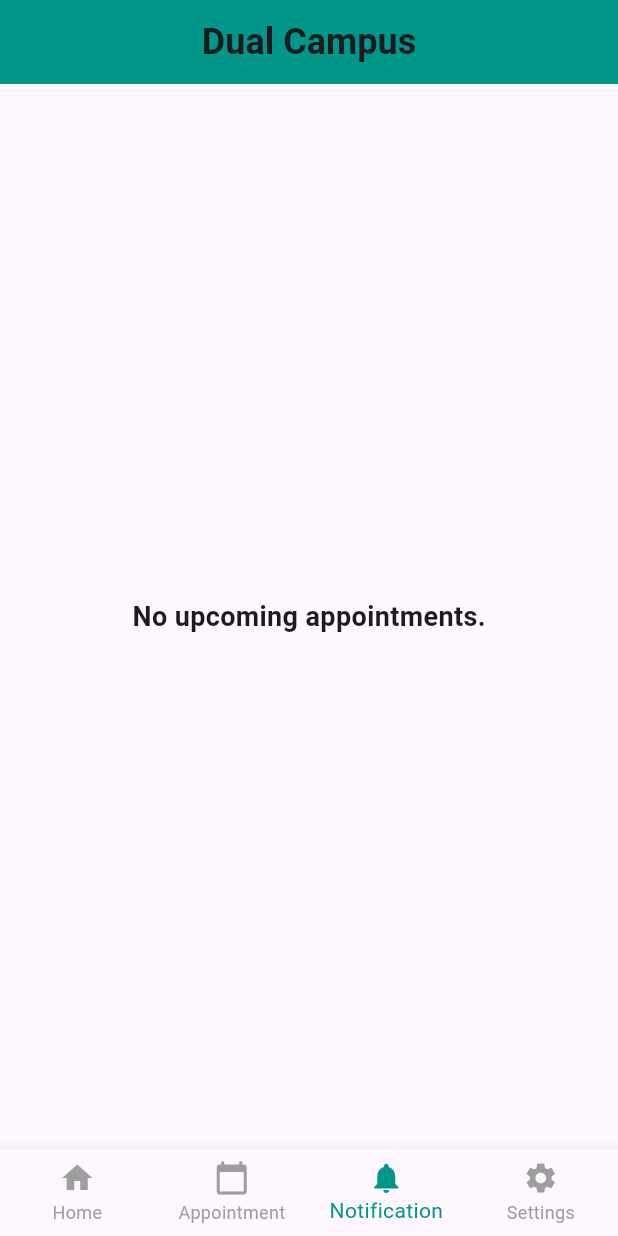
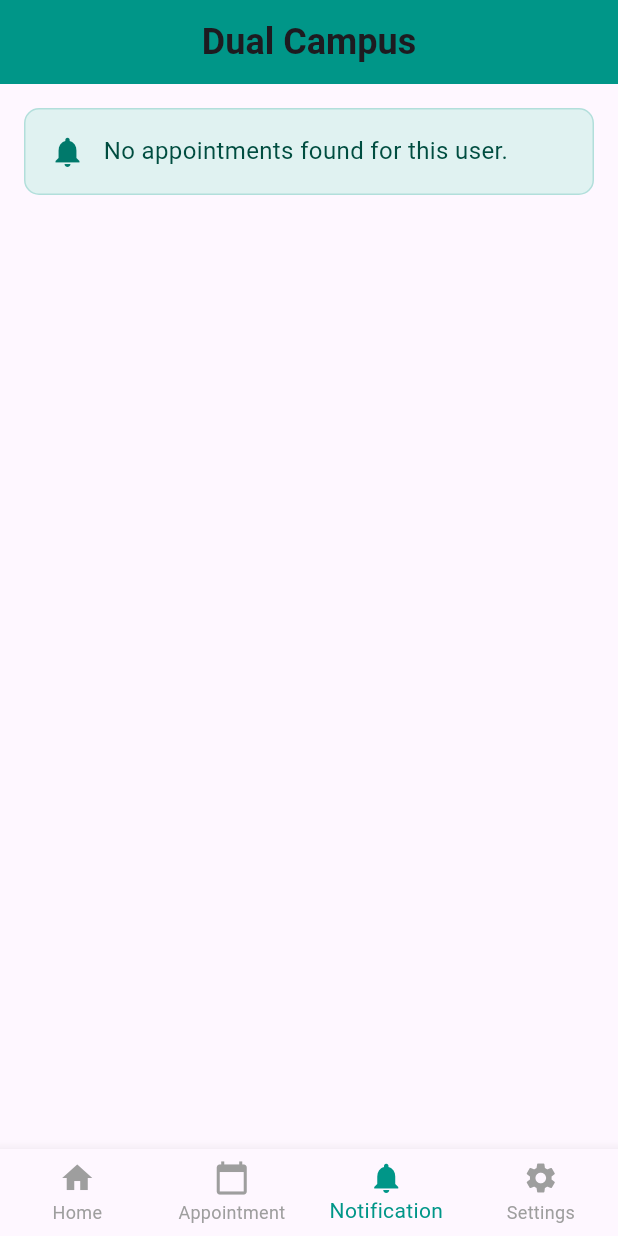
Before and after one commit to warsena/appointmentpractice, a Flutter app: the Homepage screen opened directly, item 3 of the bottom bar chosen, on a phone screen of 412 x 824 dp. Run offline on Flutter 3.47's test engine with Material 3 defaults, Android fonts, the phone set to English and light mode, and no system bars; our stand-ins replace cloud_firestore, firebase_auth, firebase_core; accounts and stored records are empty.

Commit message:
notification done

```diff
--- a/lib/Profile/setting.dart
+++ b/lib/Profile/setting.dart
@@ -167,7 +167,7 @@ void _showLogoutConfirmationDialog(BuildContext context) {
             child: const Text(
               'Log Out',
               style: TextStyle(
-                color: Colors.white, // Black text color
+                color: Colors.black, // Black text color
               ),
             ),
           ),
--- a/lib/UserHomepage/homepage.dart
+++ b/lib/UserHomepage/homepage.dart
@@ -9,6 +9,7 @@ import '../Appointment/appointmentpekan.dart';
 import 'package:appointmentpractice/Appointment/rescheduleappointment.dart';
 import 'package:appointmentpractice/Profile/setting.dart';
 import 'package:appointmentpractice/Reminder/setreminder.dart';
+import 'dart:async';
 
 class Homepage extends StatefulWidget {
   const Homepage({super.key});
@@ -20,6 +21,7 @@ class Homepage extends StatefulWidget {
 class _HomepageState extends State<Homepage> {
   int _selectedIndex = 0;
   String? notificationMessage;
+  StreamSubscription? appointmentSubscription;
 
   void _onItemTapped(int index) {
     setState(() {
@@ -35,8 +37,7 @@ class _HomepageState extends State<Homepage> {
         return const AppointmentPage();
       case 2:
         return NotificationPage(
-          message: notificationMessage,
-        );
+            notificationMessage: notificationMessage ?? 'No Notifications Yet');
       case 3:
         return const Setting();
       default:
@@ -87,59 +88,145 @@ class _HomepageState extends State<Homepage> {
     );
   }
 
-  // Fetch appointment details and show in notification
-  Future<void> _getNotificationDetails() async {
+ void startAppointmentListener() {
   final currentUser = FirebaseAuth.instance.currentUser;
+
   if (currentUser != null) {
-      final snapshot = await FirebaseFirestore.instance
+    // Set up a real-time listener for the user's appointments
+    appointmentSubscription = FirebaseFirestore.instance
         .collection('Appointment')
         .where('User_ID', isEqualTo: currentUser.uid)
-          .where('Appointment_Date', isGreaterThanOrEqualTo: DateTime.now())
-          .orderBy('Appointment_Date')
-          .get();
+        .snapshots()
+        .listen((querySnapshot) {
+      if (querySnapshot.docs.isNotEmpty) {
+        // Build a message for all appointments
+        String message = '';
+        for (var doc in querySnapshot.docs) {
+          final appointmentData = doc.data();
+          final appointmentDate = appointmentData['Appointment_Date'];
+          final appointmentTime = appointmentData['Appointment_Time'];
 
-      if (snapshot.docs.isNotEmpty) {
-      final appointment = snapshot.docs.first.data() as Map<String, dynamic>;
+          if (appointmentDate != null && appointmentTime != null) {
+            final date = DateTime.parse(appointmentDate);
+            final formattedDate = DateFormat('d MMM yyyy').format(date);
+            message +=
+                "You have an appointment on $formattedDate at $appointmentTime.\n";
+          } else {
+            message += "An appointment has incomplete details.\n";
+          }
+        }
 
-      // Ensure Appointment_Date is a Timestamp and convert it to DateTime
-      final appointmentDate = appointment['Appointment_Date'];
-      final appointmentTime = appointment['Appointment_Time'];
-
-      // Check if date and time are available
-      if (appointmentDate != null && appointmentTime != null) {
-        // Format the date properly using DateFormat
-        final formattedDate = DateFormat('yyyy-MM-dd').format(appointmentDate.toDate());
-
-        // Update the notification message
         setState(() {
-          notificationMessage =
-              'You have an appointment on $formattedDate at $appointmentTime';
+          notificationMessage = message.trim();
         });
       } else {
         setState(() {
-          notificationMessage = 'Appointment details are missing.';
+          notificationMessage = "No appointments found for this user.";
         });
       }
-    } else {
+    }, onError: (error) {
+      print("Error in listener: $error");
       setState(() {
-        notificationMessage = 'No upcoming appointments found.';
+        notificationMessage = "Error retrieving appointment details: $error";
+      });
     });
   }
 }
+
+
+  @override
+  void initState() {
+    super.initState();
+    startAppointmentListener();
   }
 }
 
-class NotificationPage extends StatelessWidget {
-  final String? message;
 
-  const NotificationPage({Key? key, this.message}) : super(key: key);
+class NotificationPage extends StatefulWidget {
+  final String notificationMessage;
+
+  const NotificationPage({Key? key, required this.notificationMessage}) : super(key: key);
+
+  @override
+  _NotificationPageState createState() => _NotificationPageState();
+}
+
+class _NotificationPageState extends State<NotificationPage> {
+  List<String> _parseMessages() {
+    return widget.notificationMessage
+        .split('\n')
+        .where((message) => message.isNotEmpty)
+        .toList();
+  }
 
   @override
   Widget build(BuildContext context) {
-    return Center(
+    final messages = _parseMessages();
+
+        return Scaffold(
+      body: SafeArea(
+        child: Padding(
+          padding: const EdgeInsets.only(top: 16.0), // Space from top of screen
+          child: Column(
+            crossAxisAlignment: CrossAxisAlignment.start,
+            children: [
+              Expanded(
+                child: messages.isNotEmpty
+                    ? ListView.separated(
+                        padding: const EdgeInsets.symmetric(horizontal: 16),
+                        itemCount: messages.length,
+                        separatorBuilder: (context, index) => const SizedBox(height: 16),
+                        itemBuilder: (context, index) {
+                          return Container(
+                            decoration: BoxDecoration(
+                              color: Colors.teal[50],
+                              borderRadius: BorderRadius.circular(10),
+                              border: Border.all(color: Colors.teal.shade100),
+                            ),
+                            padding: const EdgeInsets.all(16),
+                            child: Row(
+                              crossAxisAlignment: CrossAxisAlignment.start,
+                              children: [
+                                Icon(Icons.notifications, color: Colors.teal[700]),
+                                const SizedBox(width: 12),
+                                Expanded(
                                   child: Text(
-        message ?? 'No upcoming appointments.',
-        style: const TextStyle(fontSize: 18, fontWeight: FontWeight.bold),
+                                    messages[index],
+                                    style: TextStyle(
+                                      color: Colors.teal[900],
+                                      fontSize: 16,
+                                    ),
+                                  ),
+                                ),
+                              ],
+                            ),
+                          );
+                        },
+                      )
+                    : Center(
+                        child: Column(
+                          mainAxisAlignment: MainAxisAlignment.center,
+                          children: [
+                            Icon(
+                              Icons.notifications_off,
+                              size: 100,
+                              color: Colors.grey[300],
+                            ),
+                            const SizedBox(height: 16),
+                            Text(
+                              'No Notifications',
+                              style: TextStyle(
+                                color: Colors.grey[600],
+                                fontSize: 18,
+                              ),
+                            ),
+                          ],
+                        ),
+                      ),
+              ),
+            ],
+          ),
+        ),
       ),
     );
   }
@@ -393,7 +480,9 @@ class AppointmentPage extends StatelessWidget {
                           color: Colors.blueGrey[800],
                         ),
                       ),
-                      const SizedBox(height: 20.0), //spacing between select campus and button (UMPSA Campus)
+                      const SizedBox(
+                          height:
+                              20.0), //spacing between select campus and button (UMPSA Campus)
                       if (userCampus == 'Pekan')
                         _buildCampusButton(
                           context,
@@ -452,7 +541,7 @@ class AppointmentPage extends StatelessWidget {
         style: ElevatedButton.styleFrom(
           backgroundColor: Colors.transparent,
           shadowColor: Colors.transparent,
-          padding: const EdgeInsets.symmetric(vertical: 18.0),
+          padding: const EdgeInsets.symmetric(vertical: 10.0),
           shape: RoundedRectangleBorder(
             borderRadius: BorderRadius.circular(20),
           ),
@@ -469,13 +558,13 @@ class AppointmentPage extends StatelessWidget {
             Icon(
               icon,
               color: Colors.white,
-              size: 30,
+              size: 28,
             ),
             const SizedBox(width: 15.0),
             Text(
               campusName,
               style: const TextStyle(
-                fontSize: 18.0,
+                fontSize: 15.0,
                 color: Colors.white,
                 fontWeight: FontWeight.w600,
                 letterSpacing: 0.5,
```
Lines whose indentation alone changed are shown as unchanged.
